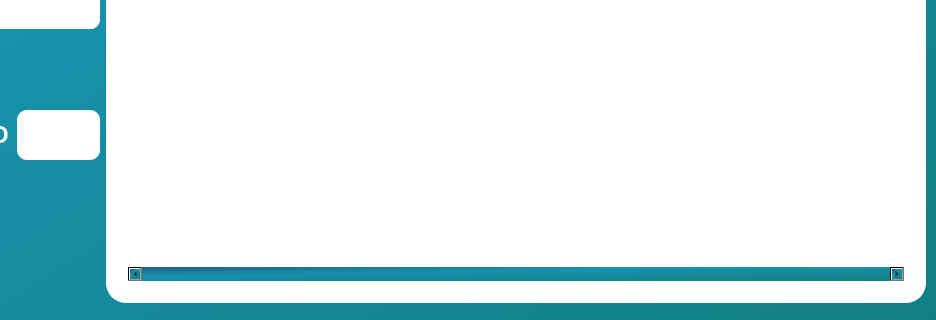
The window that ui_form/catalog_page.ui (Eggceptional14/CanRentalApp) describes before a commit, drawn with Qt 5; both pictures show x 144 to 1080 and y 400 to 720 of the 1080 by 720 pixel window.
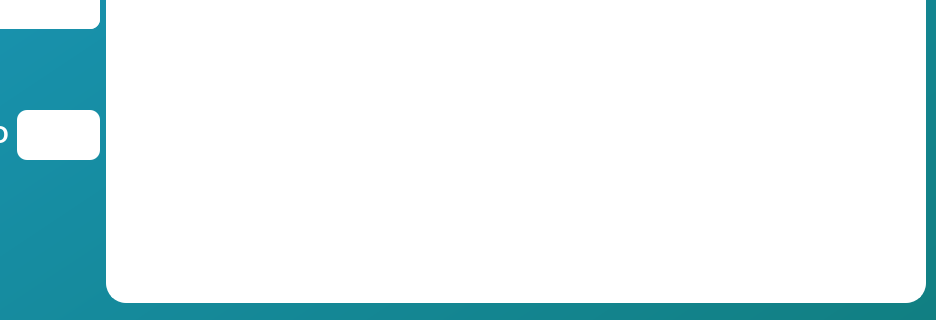
The same window after the commit. Icons and pictures are not drawn.

Commit message: update catalog page

The edit to the form file:
```diff
--- a/ui_form/catalog_page.ui
+++ b/ui_form/catalog_page.ui
@@ -50,7 +50,34 @@
 	color: #323232;
 	padding: 1px;
 }
-</string>
+
+QScrollArea {
+	border: none;
+}
+
+QScrollBar:horizontal {
+     height: 18px;
+     margin: 3px 15px 3px 15px;
+     border: 1px transparent #2A2929;
+     border-radius: 6px;
+     background-color: white;   
+ }
+
+QScrollBar::handle:horizontal {
+	border: 1px solid rgb(21, 139, 142);
+	border-radius: 6px;
+	background-color: rgb(21, 139, 142);
+}
+
+QScrollBar::add-line:horizontal {
+      border: none;
+      background: none;
+}
+
+QScrollBar::sub-line:horizontal {
+      border: none;
+      background: none;
+}</string>
   </property>
   <layout class="QVBoxLayout" name="verticalLayout">
    <property name="leftMargin">
@@ -421,40 +448,12 @@
           </size>
          </property>
          <property name="styleSheet">
-          <string notr="true">QScrollArea {
-	border: none;
-}
-
-QWidget {
+          <string notr="true">QWidget {
 	background-color: white;
 	border: solid;
 	border-width: 2px;
 	border-color: white;
 	border-radius: 20px;
-}
-
-QScrollBar:horizontal {
-     height: 18px;
-     margin: 3px 15px 3px 15px;
-     border: 1px transparent #2A2929;
-     border-radius: 6px;
-     background-color: white;   
- }
-
-QScrollBar::handle:horizontal {
-	border: 1px transparent rgb(21, 139, 142);
-	border-radius: 6px;
-	background-color: rgb(21, 139, 142);
-}
-
-QScrollBar::add-line:horizontal {
-      border: none;
-      background: none;
-}
-
-QScrollBar::sub-line:horizontal {
-      border: none;
-      background: none;
 }</string>
          </property>
          <property name="frameShadow">
@@ -464,19 +463,22 @@
           <enum>Qt::ScrollBarAlwaysOff</enum>
          </property>
          <property name="horizontalScrollBarPolicy">
-          <enum>Qt::ScrollBarAsNeeded</enum>
+          <enum>Qt::ScrollBarAlwaysOn</enum>
+         </property>
+         <property name="sizeAdjustPolicy">
+          <enum>QAbstractScrollArea::AdjustToContents</enum>
          </property>
          <property name="widgetResizable">
-          <bool>true</bool>
+          <bool>false</bool>
          </property>
          <property name="alignment">
-          <set>Qt::AlignBottom|Qt::AlignRight|Qt::AlignTrailing</set>
+          <set>Qt::AlignHCenter|Qt::AlignTop</set>
          </property>
          <widget class="QWidget" name="scrollAreaWidgetContents">
           <property name="geometry">
            <rect>
             <x>0</x>
-            <y>0</y>
+            <y>-60</y>
             <width>850</width>
             <height>600</height>
            </rect>
```
The commit also changes 5 other files.
